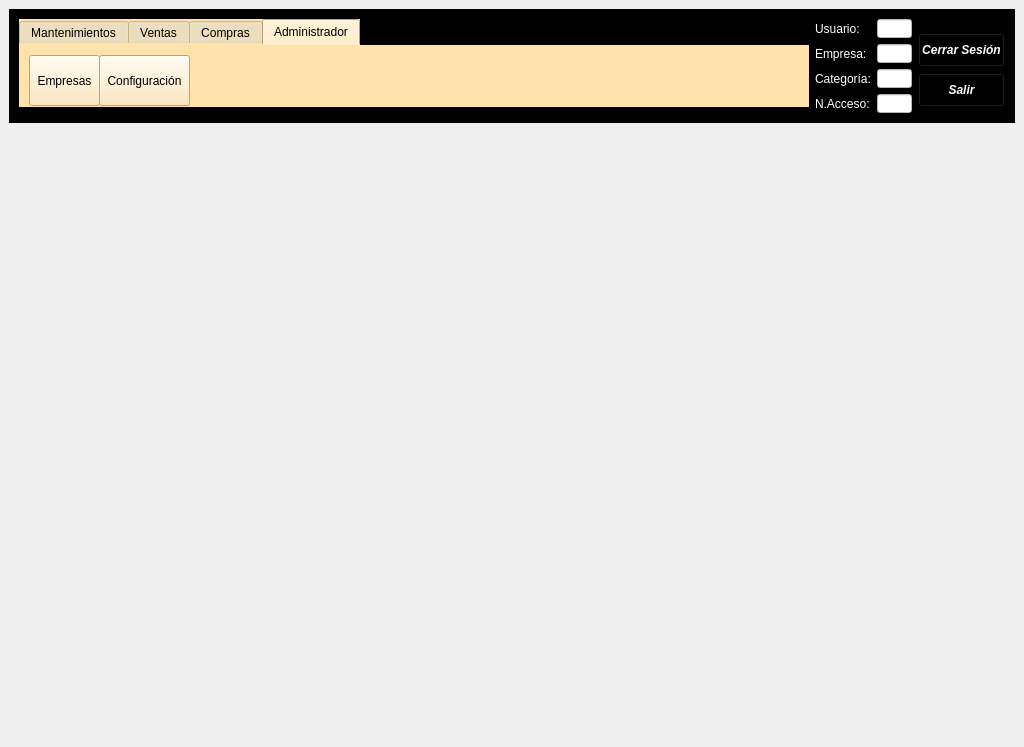
This is mainwindow.ui in arcnexus/RedFoX as Qt 5 draws it before an edit. The edited form follows.
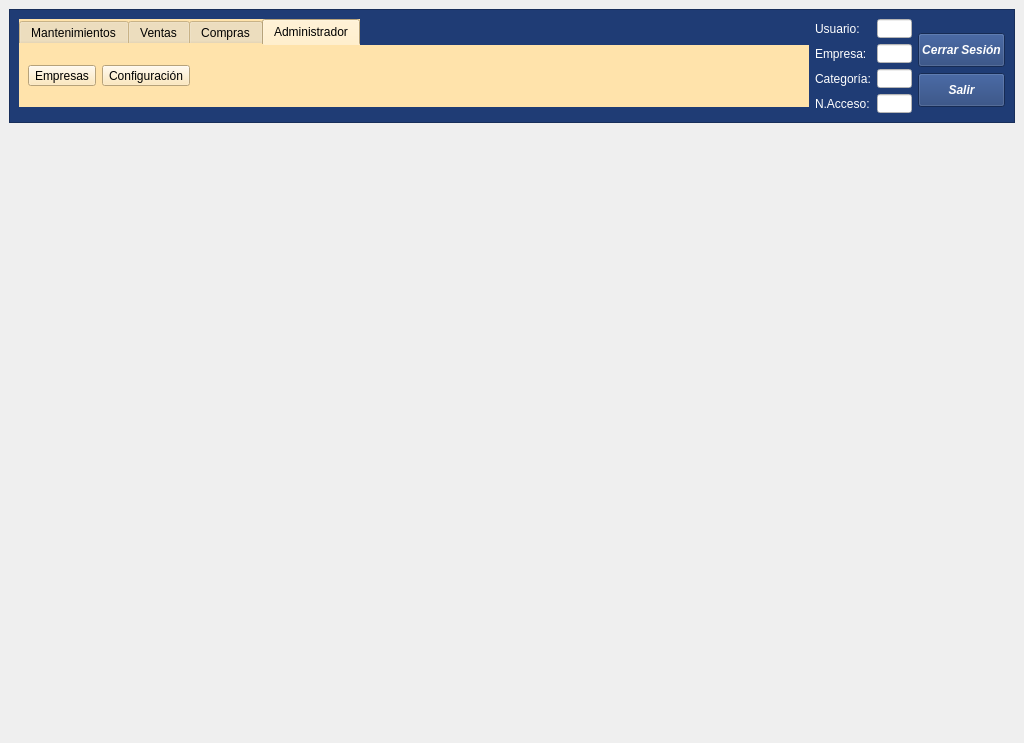
This is the edited form. The open tabs and pages were chosen to show the change. Icons and pictures are not drawn.

Commit message: Cambio estilo para adaptar KDE, GTK Windows

```diff
--- a/mainwindow.ui
+++ b/mainwindow.ui
@@ -7,7 +7,7 @@
     <x>0</x>
     <y>0</y>
     <width>1024</width>
-    <height>747</height>
+    <height>743</height>
    </rect>
   </property>
   <property name="sizePolicy">
@@ -54,27 +54,27 @@
          <colorrole role="Button">
           <brush brushstyle="SolidPattern">
            <color alpha="255">
-            <red>0</red>
-            <green>0</green>
-            <blue>0</blue>
+            <red>31</red>
+            <green>60</green>
+            <blue>117</blue>
            </color>
           </brush>
          </colorrole>
          <colorrole role="Base">
           <brush brushstyle="SolidPattern">
            <color alpha="255">
-            <red>0</red>
-            <green>0</green>
-            <blue>0</blue>
+            <red>31</red>
+            <green>60</green>
+            <blue>117</blue>
            </color>
           </brush>
          </colorrole>
          <colorrole role="Window">
           <brush brushstyle="SolidPattern">
            <color alpha="255">
-            <red>0</red>
-            <green>0</green>
-            <blue>0</blue>
+            <red>31</red>
+            <green>60</green>
+            <blue>117</blue>
            </color>
           </brush>
          </colorrole>
@@ -83,27 +83,27 @@
          <colorrole role="Button">
           <brush brushstyle="SolidPattern">
            <color alpha="255">
-            <red>0</red>
-            <green>0</green>
-            <blue>0</blue>
+            <red>31</red>
+            <green>60</green>
+            <blue>117</blue>
            </color>
           </brush>
          </colorrole>
          <colorrole role="Base">
           <brush brushstyle="SolidPattern">
            <color alpha="255">
-            <red>0</red>
-            <green>0</green>
-            <blue>0</blue>
+            <red>31</red>
+            <green>60</green>
+            <blue>117</blue>
            </color>
           </brush>
          </colorrole>
          <colorrole role="Window">
           <brush brushstyle="SolidPattern">
            <color alpha="255">
-            <red>0</red>
-            <green>0</green>
-            <blue>0</blue>
+            <red>31</red>
+            <green>60</green>
+            <blue>117</blue>
            </color>
           </brush>
          </colorrole>
@@ -112,27 +112,27 @@
          <colorrole role="Button">
           <brush brushstyle="SolidPattern">
            <color alpha="255">
-            <red>0</red>
-            <green>0</green>
-            <blue>0</blue>
+            <red>31</red>
+            <green>60</green>
+            <blue>117</blue>
            </color>
           </brush>
          </colorrole>
          <colorrole role="Base">
           <brush brushstyle="SolidPattern">
            <color alpha="255">
-            <red>0</red>
-            <green>0</green>
-            <blue>0</blue>
+            <red>31</red>
+            <green>60</green>
+            <blue>117</blue>
            </color>
           </brush>
          </colorrole>
          <colorrole role="Window">
           <brush brushstyle="SolidPattern">
            <color alpha="255">
-            <red>0</red>
-            <green>0</green>
-            <blue>0</blue>
+            <red>31</red>
+            <green>60</green>
+            <blue>117</blue>
            </color>
           </brush>
          </colorrole>
@@ -140,7 +140,7 @@
        </palette>
       </property>
       <property name="styleSheet">
-       <string notr="true">background-color: rgb(0, 0, 0);</string>
+       <string notr="true">background-color: rgb(31, 60, 117);</string>
       </property>
       <property name="frameShape">
        <enum>QFrame::StyledPanel</enum>
@@ -181,9 +181,9 @@
               <colorrole role="Button">
                <brush brushstyle="SolidPattern">
                 <color alpha="255">
-                 <red>0</red>
-                 <green>0</green>
-                 <blue>0</blue>
+                 <red>31</red>
+                 <green>60</green>
+                 <blue>117</blue>
                 </color>
                </brush>
               </colorrole>
@@ -208,18 +208,18 @@
               <colorrole role="Base">
                <brush brushstyle="SolidPattern">
                 <color alpha="255">
-                 <red>0</red>
-                 <green>0</green>
-                 <blue>0</blue>
+                 <red>31</red>
+                 <green>60</green>
+                 <blue>117</blue>
                 </color>
                </brush>
               </colorrole>
               <colorrole role="Window">
                <brush brushstyle="SolidPattern">
                 <color alpha="255">
-                 <red>0</red>
-                 <green>0</green>
-                 <blue>0</blue>
+                 <red>31</red>
+                 <green>60</green>
+                 <blue>117</blue>
                 </color>
                </brush>
               </colorrole>
@@ -237,9 +237,9 @@
               <colorrole role="Button">
                <brush brushstyle="SolidPattern">
                 <color alpha="255">
-                 <red>0</red>
-                 <green>0</green>
-                 <blue>0</blue>
+                 <red>31</red>
+                 <green>60</green>
+                 <blue>117</blue>
                 </color>
                </brush>
               </colorrole>
@@ -264,18 +264,18 @@
               <colorrole role="Base">
                <brush brushstyle="SolidPattern">
                 <color alpha="255">
-                 <red>0</red>
-                 <green>0</green>
-                 <blue>0</blue>
+                 <red>31</red>
+                 <green>60</green>
+                 <blue>117</blue>
                 </color>
                </brush>
               </colorrole>
               <colorrole role="Window">
                <brush brushstyle="SolidPattern">
                 <color alpha="255">
-                 <red>0</red>
-                 <green>0</green>
-                 <blue>0</blue>
+                 <red>31</red>
+                 <green>60</green>
+                 <blue>117</blue>
                 </color>
                </brush>
               </colorrole>
@@ -293,9 +293,9 @@
               <colorrole role="Button">
                <brush brushstyle="SolidPattern">
                 <color alpha="255">
-                 <red>0</red>
-                 <green>0</green>
-                 <blue>0</blue>
+                 <red>31</red>
+                 <green>60</green>
+                 <blue>117</blue>
                 </color>
                </brush>
               </colorrole>
@@ -320,18 +320,18 @@
               <colorrole role="Base">
                <brush brushstyle="SolidPattern">
                 <color alpha="255">
-                 <red>0</red>
-                 <green>0</green>
-                 <blue>0</blue>
+                 <red>31</red>
+                 <green>60</green>
+                 <blue>117</blue>
                 </color>
                </brush>
               </colorrole>
               <colorrole role="Window">
                <brush brushstyle="SolidPattern">
                 <color alpha="255">
-                 <red>0</red>
-                 <green>0</green>
-                 <blue>0</blue>
+                 <red>31</red>
+                 <green>60</green>
+                 <blue>117</blue>
                 </color>
                </brush>
               </colorrole>
@@ -382,9 +382,9 @@
               <colorrole role="Button">
                <brush brushstyle="SolidPattern">
                 <color alpha="255">
-                 <red>0</red>
-                 <green>0</green>
-                 <blue>0</blue>
+                 <red>31</red>
+                 <green>60</green>
+                 <blue>117</blue>
                 </color>
                </brush>
               </colorrole>
@@ -409,18 +409,18 @@
               <colorrole role="Base">
                <brush brushstyle="SolidPattern">
                 <color alpha="255">
-                 <red>0</red>
-                 <green>0</green>
-                 <blue>0</blue>
+                 <red>31</red>
+                 <green>60</green>
+                 <blue>117</blue>
                 </color>
                </brush>
               </colorrole>
               <colorrole role="Window">
                <brush brushstyle="SolidPattern">
                 <color alpha="255">
-                 <red>0</red>
-                 <green>0</green>
-                 <blue>0</blue>
+                 <red>31</red>
+                 <green>60</green>
+                 <blue>117</blue>
                 </color>
                </brush>
               </colorrole>
@@ -438,9 +438,9 @@
               <colorrole role="Button">
                <brush brushstyle="SolidPattern">
                 <color alpha="255">
-                 <red>0</red>
-                 <green>0</green>
-                 <blue>0</blue>
+                 <red>31</red>
+                 <green>60</green>
+                 <blue>117</blue>
                 </color>
                </brush>
               </colorrole>
@@ -465,18 +465,18 @@
               <colorrole role="Base">
                <brush brushstyle="SolidPattern">
                 <color alpha="255">
-                 <red>0</red>
-                 <green>0</green>
-                 <blue>0</blue>
+                 <red>31</red>
+                 <green>60</green>
+                 <blue>117</blue>
                 </color>
                </brush>
               </colorrole>
               <colorrole role="Window">
                <brush brushstyle="SolidPattern">
                 <color alpha="255">
-                 <red>0</red>
-                 <green>0</green>
-                 <blue>0</blue>
+                 <red>31</red>
+                 <green>60</green>
+                 <blue>117</blue>
                 </color>
                </brush>
               </colorrole>
@@ -494,9 +494,9 @@
               <colorrole role="Button">
                <brush brushstyle="SolidPattern">
                 <color alpha="255">
-                 <red>0</red>
-                 <green>0</green>
-                 <blue>0</blue>
+                 <red>31</red>
+                 <green>60</green>
+                 <blue>117</blue>
                 </color>
                </brush>
               </colorrole>
@@ -521,18 +521,18 @@
               <colorrole role="Base">
                <brush brushstyle="SolidPattern">
                 <color alpha="255">
-                 <red>0</red>
-                 <green>0</green>
-                 <blue>0</blue>
+                 <red>31</red>
+                 <green>60</green>
+                 <blue>117</blue>
                 </color>
                </brush>
               </colorrole>
               <colorrole role="Window">
                <brush brushstyle="SolidPattern">
                 <color alpha="255">
-                 <red>0</red>
-                 <green>0</green>
-                 <blue>0</blue>
+                 <red>31</red>
+                 <green>60</green>
+                 <blue>117</blue>
                 </color>
                </brush>
               </colorrole>
@@ -1207,46 +1207,49 @@
           <attribute name="title">
            <string>Administrador</string>
           </attribute>
-          <widget class="QToolButton" name="botEmpresas">
-           <property name="geometry">
-            <rect>
-             <x>10</x>
-             <y>10</y>
-             <width>71</width>
-             <height>51</height>
-            </rect>
-           </property>
-           <property name="text">
-            <string>Empresas</string>
-           </property>
-           <property name="icon">
-            <iconset resource="terra.qrc">
-             <normaloff>:/Icons/PNG/configuration.png</normaloff>:/Icons/PNG/configuration.png</iconset>
-           </property>
-           <property name="toolButtonStyle">
-            <enum>Qt::ToolButtonTextUnderIcon</enum>
-           </property>
-          </widget>
-          <widget class="QToolButton" name="botConfiguracion">
-           <property name="geometry">
-            <rect>
-             <x>80</x>
-             <y>10</y>
-             <width>91</width>
-             <height>51</height>
-            </rect>
-           </property>
-           <property name="text">
-            <string>Configuración</string>
-           </property>
-           <property name="icon">
-            <iconset resource="terra.qrc">
-             <normaloff>:/Icons/PNG/configuration.png</normaloff>:/Icons/PNG/configuration.png</iconset>
-           </property>
-           <property name="toolButtonStyle">
-            <enum>Qt::ToolButtonTextUnderIcon</enum>
-           </property>
-          </widget>
+          <layout class="QHBoxLayout" name="horizontalLayout_2">
+           <item>
+            <widget class="QToolButton" name="botEmpresas">
+             <property name="text">
+              <string>Empresas</string>
+             </property>
+             <property name="icon">
+              <iconset resource="terra.qrc">
+               <normaloff>:/Icons/PNG/configuration.png</normaloff>:/Icons/PNG/configuration.png</iconset>
+             </property>
+             <property name="toolButtonStyle">
+              <enum>Qt::ToolButtonTextUnderIcon</enum>
+             </property>
+            </widget>
+           </item>
+           <item>
+            <widget class="QToolButton" name="botConfiguracion">
+             <property name="text">
+              <string>Configuración</string>
+             </property>
+             <property name="icon">
+              <iconset resource="terra.qrc">
+               <normaloff>:/Icons/PNG/configuration.png</normaloff>:/Icons/PNG/configuration.png</iconset>
+             </property>
+             <property name="toolButtonStyle">
+              <enum>Qt::ToolButtonTextUnderIcon</enum>
+             </property>
+            </widget>
+           </item>
+           <item>
+            <spacer name="horizontalSpacer_4">
+             <property name="orientation">
+              <enum>Qt::Horizontal</enum>
+             </property>
+             <property name="sizeHint" stdset="0">
+              <size>
+               <width>40</width>
+               <height>20</height>
+              </size>
+             </property>
+            </spacer>
+           </item>
+          </layout>
          </widget>
         </widget>
        </item>
```
Left out of the diff: 66 changed lines with no effect on the pictures. The commit also changes 4 other files.
